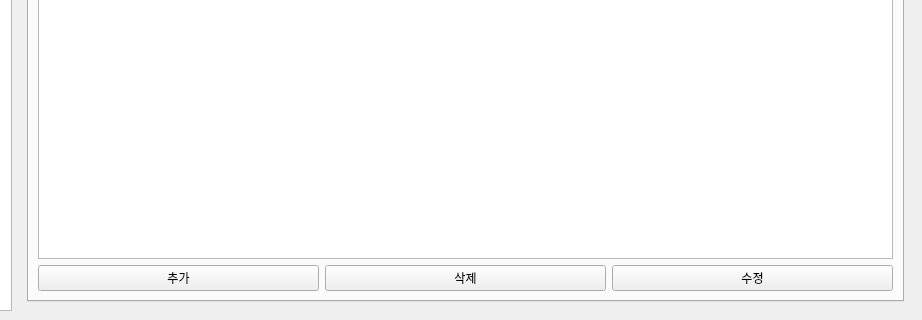
Qt form manager/app/assets/gui.ui (yojun313/knpu) before a commit; both pictures show x 147 to 1069 and y 467 to 787 of the 1069 by 787 pixel window.
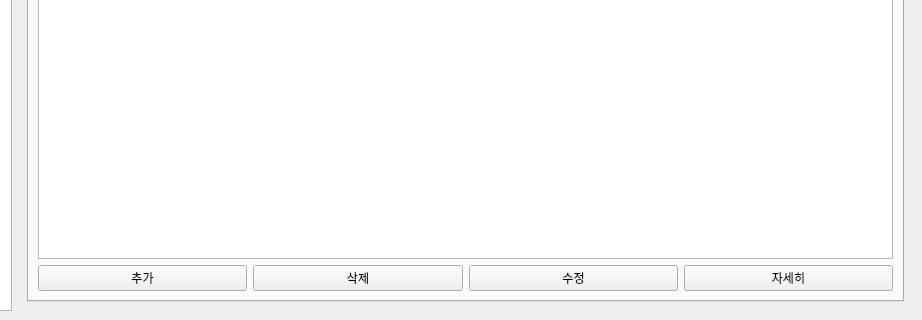
The same form after that commit. The open tabs and pages were chosen to show the change.

What changed in the file:
```diff
--- a/manager/app/assets/gui.ui
+++ b/manager/app/assets/gui.ui
@@ -406,6 +406,13 @@
                 </property>
                </widget>
               </item>
+              <item>
+               <widget class="QPushButton" name="web_viewpaper_button">
+                <property name="text">
+                 <string>자세히</string>
+                </property>
+               </widget>
+              </item>
              </layout>
             </item>
            </layout>
```
Left out of the diff: 14 changed lines with no effect on the pictures.
